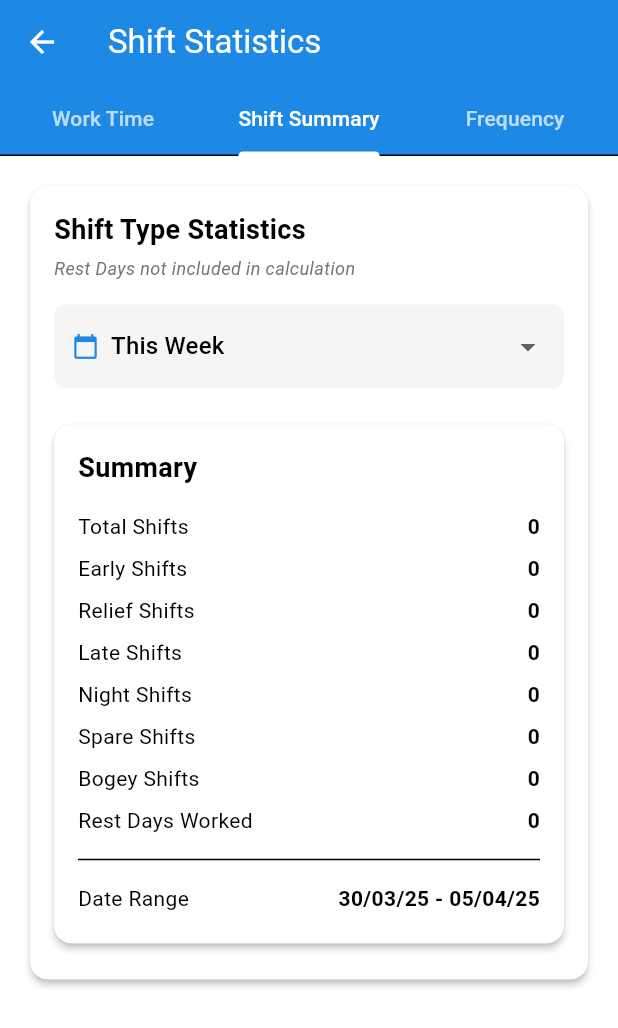
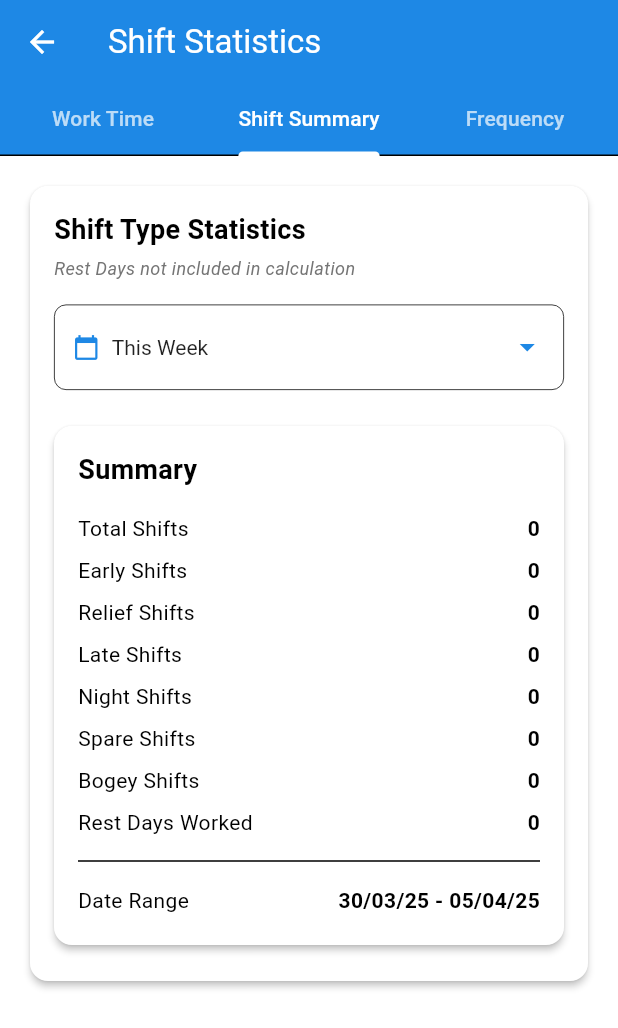
Before and after one commit to robertf670/spdrivercalendar, a Flutter app: the StatisticsScreen screen opened directly with empty values, tab 2 chosen, on a phone screen of 412 x 824 dp. Shown: the top 1028 px of the screen. Run offline on Flutter 3.47's test engine with Material 3 defaults, Android fonts, the phone set to English and light mode, and no system bars; our stand-ins replace csv, file_picker, flutter_local_notifications, google_sign_in, package_info_plus, permission_handler and 3 more; missing offline and left inert: extension_google_sign_in_as_googleapis_auth, googleapis; accounts and stored records are empty.

Commit message:
fix: Improve dark mode styling for dropdowns and notes page

```diff
--- a/lib/features/notes/screens/all_notes_screen.dart
+++ b/lib/features/notes/screens/all_notes_screen.dart
@@ -298,7 +298,8 @@ class _AllNotesScreenState extends State<AllNotesScreen> {
                     dateGroupKey, // e.g., "Today", "Yesterday", "Sunday, 27 October 2024"
                     style: Theme.of(context).textTheme.titleMedium?.copyWith(
                       fontWeight: FontWeight.bold,
-                      color: AppTheme.primaryColor.withOpacity(0.9),
+                      // Use theme's primary color for better dark mode adaptation
+                      color: Theme.of(context).colorScheme.primary,
                     ),
                   ),
                 ),
@@ -324,7 +325,8 @@ class _AllNotesScreenState extends State<AllNotesScreen> {
                              DateFormat('dd/MM/yyyy').format(event.startDate),
                              style: TextStyle(
                                fontSize: 12, // Smaller date text when grouped
-                               color: Colors.grey[600],
+                               // Use a theme-aware color with opacity for better dark mode visibility
+                               color: Theme.of(context).textTheme.bodySmall?.color?.withOpacity(0.7),
                                decoration: TextDecoration.underline,
                              ),
                            ),
--- a/lib/features/statistics/screens/statistics_screen.dart
+++ b/lib/features/statistics/screens/statistics_screen.dart
@@ -412,10 +412,15 @@ class StatisticsScreenState extends State<StatisticsScreen>
                     ),
                     DropdownButton<int>(
                       value: _numberOfShiftsToShow,
+                      // Add styling for dark mode
+                      style: const TextStyle(color: Colors.white), // Style for selected item text
+                      iconEnabledColor: Colors.white70, // Arrow color
+                      dropdownColor: Colors.grey[800], // Menu background color
                       items: _shiftNumberOptions.map((int value) {
                         return DropdownMenuItem<int>(
                           value: value,
-                          child: Text('Top $value'),
+                          // Ensure item text is readable
+                          child: Text('Top $value', style: const TextStyle(color: Colors.white)),
                         );
                       }).toList(),
                       onChanged: (int? newValue) {
@@ -451,10 +456,15 @@ class StatisticsScreenState extends State<StatisticsScreen>
                     ),
                     DropdownButton<int>(
                       value: _numberOfBusesToShow,
+                      // Add styling for dark mode
+                      style: const TextStyle(color: Colors.white), // Style for selected item text
+                      iconEnabledColor: Colors.white70, // Arrow color
+                      dropdownColor: Colors.grey[800], // Menu background color
                       items: _busNumberOptions.map((int value) {
                         return DropdownMenuItem<int>(
                           value: value,
-                          child: Text('Top $value'),
+                          // Ensure item text is readable
+                          child: Text('Top $value', style: const TextStyle(color: Colors.white)),
                         );
                       }).toList(),
                       onChanged: (int? newValue) {
@@ -490,10 +500,15 @@ class StatisticsScreenState extends State<StatisticsScreen>
                       ),
                     DropdownButton<int>(
                       value: _numberOfStartHoursToShow,
+                      // Add styling for dark mode
+                      style: const TextStyle(color: Colors.white), // Style for selected item text
+                      iconEnabledColor: Colors.white70, // Arrow color
+                      dropdownColor: Colors.grey[800], // Menu background color
                       items: _startHourNumberOptions.map((int value) {
                         return DropdownMenuItem<int>(
                           value: value,
-                          child: Text('Top $value'),
+                          // Ensure item text is readable
+                          child: Text('Top $value', style: const TextStyle(color: Colors.white)),
                         );
                       }).toList(),
                       onChanged: (int? newValue) {
--- a/lib/features/statistics/widgets/time_range_selector.dart
+++ b/lib/features/statistics/widgets/time_range_selector.dart
@@ -15,16 +15,28 @@ class TimeRangeSelector extends StatelessWidget {
 
   @override
   Widget build(BuildContext context) {
+    // Determine text color based on theme brightness
+    final textColor = Theme.of(context).brightness == Brightness.dark ? Colors.white : Colors.black87;
+    final iconColor = Theme.of(context).brightness == Brightness.dark ? Colors.white70 : AppTheme.primaryColor;
+    final dropdownBackgroundColor = Theme.of(context).brightness == Brightness.dark ? Colors.grey[800] : Colors.white;
+
     return Container(
       padding: const EdgeInsets.symmetric(horizontal: 12, vertical: 4),
       decoration: BoxDecoration(
-        color: Colors.grey[100],
+        // Remove fixed background color, let it inherit or use theme-based color if needed
+        // color: Colors.grey[100],
         borderRadius: BorderRadius.circular(8),
+        // Optionally add a subtle border that adapts
+        border: Border.all(color: Theme.of(context).dividerColor, width: 0.5),
       ),
       child: DropdownButton<String>(
         value: currentRange,
         isExpanded: true,
         underline: const SizedBox(), // Remove the default underline
+        // Style dropdown for dark/light mode
+        style: TextStyle(color: textColor), // Selected item text color
+        iconEnabledColor: iconColor, // Arrow icon color
+        dropdownColor: dropdownBackgroundColor, // Menu background
         items: availableRanges.map((range) {
           return DropdownMenuItem(
             value: range,
@@ -33,10 +45,11 @@ class TimeRangeSelector extends StatelessWidget {
                 Icon(
                   _getTimeRangeIcon(range),
                   size: 18,
-                  color: AppTheme.primaryColor,
+                  color: iconColor, // Icon color inside menu item
                 ),
                 const SizedBox(width: 8),
-                Text(range),
+                // Ensure item text is readable in dropdown menu
+                Text(range, style: TextStyle(color: textColor)),
               ],
             ),
           );
```
Also changed, not shown: lib/theme/app_theme.dart (+26 -1 lines).
